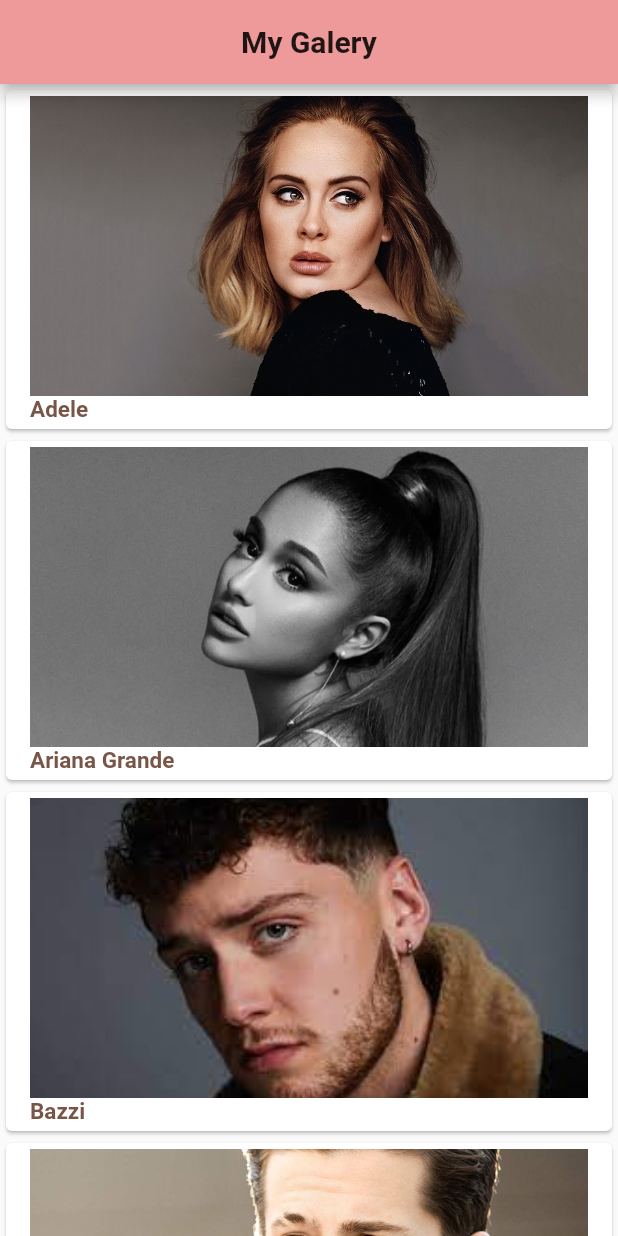
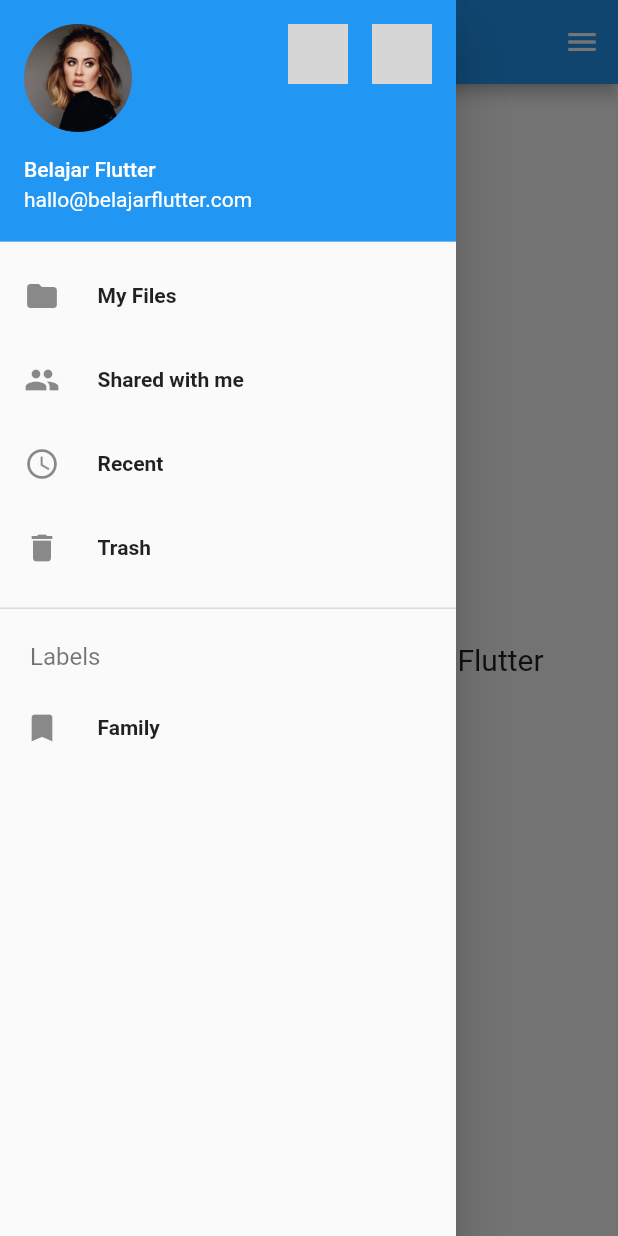
Before and after one commit to auliaMif/flutter, a Flutter app: the screen it shows after launch, with the side drawer open (before the commit the screen has no drawer), on a phone screen of 412 x 824 dp. Run offline on Flutter 3.47's test engine with Material 2 defaults, Android fonts, the phone set to English and light mode, and no system bars; grey boxes are pictures that could not be loaded.

```diff
--- a/lib/main.dart
+++ b/lib/main.dart
@@ -1,64 +1,23 @@
 import 'package:flutter/material.dart';
+import 'nav-drawer.dart';
 
 void main() {
-  runApp(MyApp());
+  runApp(MaterialApp(
+    title: "BelajarFlutter.com",
+    home: BelajarNavigationDrawer(),
+  ));
 }
 
-class MyApp extends StatelessWidget {
-  @override
-  Widget build(BuildContext context) {
-    return MaterialApp(
-      debugShowCheckedModeBanner: false,
-      home: cobaListView(),
-    );
-  }
-}
-
-class cobaListView extends StatelessWidget {
-  final List<String> gambar = [
-    "assets/adele.jpg",
-    "assets/ariana.jpg",
-    "assets/bazzi.jpg",
-    "assets/charlie puth.png",
-    "assets/meghan trainor.jpg",
-    "assets/sam smith.jpg",
-  ];
-
-  final List<String> sub = [
-    'Adele',
-    'Ariana Grande',
-    'Bazzi',
-    'Charlie Puth',
-    'Meghan Trainor',
-    'Sam Smith',
-  ];
-
+class BelajarNavigationDrawer extends StatelessWidget {
   @override
   Widget build(BuildContext context) {
     return Scaffold(
       appBar: AppBar(
-        title: Center(
-          child: Text("My Galery", style: TextStyle(color: Colors.black87, fontWeight: FontWeight.bold)),
-        ),
-        backgroundColor: Colors.red[200],
+        title: Text("Belajar Drawer Nav"),
       ),
-      body: ListView.builder(
-        itemCount: gambar.length,
-        itemBuilder: (context, index) {
-          return Card(
-            child: ListTile(
-              title: ClipRRect(
-                  child: Image.asset(
-                gambar[index],
-                width: 350,
-                height: 200,
-                fit: BoxFit.cover,
-              )),
-              subtitle: Text(sub[index], style: TextStyle(color: Colors.brown, fontWeight: FontWeight.bold, fontSize: 15)),
-            ),
-          );
-        },
-      ),
+      drawer: DrawerWidget(),
+      endDrawer: DrawerWidget(),
+      body: Center(child: Text('Belajar Navigation Drawer di Flutter', style: TextStyle(fontSize: 20))),
     );
   }
 }
--- /dev/null
+++ b/lib/nav-drawer.dart
@@ -0,0 +1,67 @@
+import 'package:flutter/material.dart';
+
+class DrawerWidget extends StatelessWidget {
+  @override
+  Widget build(BuildContext context) {
+    return Drawer(
+      child: ListView(
+        padding: EdgeInsets.zero,
+        children: <Widget>[
+          _drawerHeader(),
+          _drawerItem(icon: Icons.folder, text: 'My Files', onTap: () => print('Tap My Files')),
+          _drawerItem(icon: Icons.group, text: 'Shared with me', onTap: () => print('Tap Shared menu')),
+          _drawerItem(icon: Icons.access_time, text: 'Recent', onTap: () => print('Tap Recent menu')),
+          _drawerItem(icon: Icons.delete, text: 'Trash', onTap: () => print('Tap Trash menu')),
+          Divider(height: 25, thickness: 1),
+          Padding(
+            padding: const EdgeInsets.only(left: 20.0, top: 10, bottom: 10),
+            child: Text("Labels",
+                style: TextStyle(
+                  fontSize: 16,
+                  color: Colors.black54,
+                )),
+          ),
+          _drawerItem(icon: Icons.bookmark, text: 'Family', onTap: () => print('Tap Family menu')),
+        ],
+      ),
+    );
+  }
+}
+
+Widget _drawerHeader() {
+  return UserAccountsDrawerHeader(
+    currentAccountPicture: ClipOval(
+      child: Image(image: AssetImage('assets/adele.jpg'), fit: BoxFit.cover),
+    ),
+    otherAccountsPictures: [
+      ClipOval(
+        child: Image(image: AssetImage('assets/images/orang1.jpg'), fit: BoxFit.cover),
+      ),
+      ClipOval(
+        child: Image(image: AssetImage('assets/images/orang3.jpeg'), fit: BoxFit.cover),
+      )
+    ],
+    accountName: Text('Belajar Flutter'),
+    accountEmail: Text('hallo@belajarflutter.com'),
+  );
+}
+
+Widget _drawerItem({IconData? icon, required String text, GestureTapCallback? onTap}) {
+  return ListTile(
+    title: Row(
+      children: <Widget>[
+        Icon(icon),
+        Padding(
+          padding: EdgeInsets.only(left: 25.0),
+          child: Text(
+            text,
+            style: TextStyle(
+              fontWeight: FontWeight.bold,
+            ),
+          ),
+        ),
+      ],
+    ),
+    onTap: onTap,
+  );
+}
```
